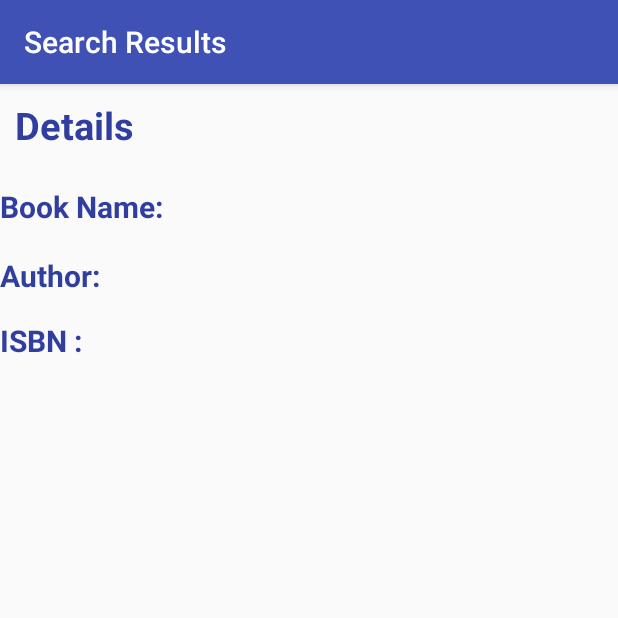
After one commit to manu123shree/Open-Library, an Android app: the SearchDetailsActivity screen opened directly, with no data from a screen before it, on a phone screen of 412 x 824 dp, the top half of it. The commit adds this screen. Run offline under Robolectric (Android 15) with nearby library versions, the phone set to English and light mode, and no system bars; 3 statements that could not run were skipped.

Commit message:
fetch details of the book

```diff
--- a/OpenLibrary/app/src/main/AndroidManifest.xml
+++ b/OpenLibrary/app/src/main/AndroidManifest.xml
@@ -24,6 +24,8 @@
 
         <activity android:name=".view.results.SearchResultsActivity"
             android:screenOrientation="portrait"/>
+        <activity android:name=".view.details.SearchDetailsActivity"
+            android:screenOrientation="portrait"/>
     </application>
 
 </manifest>
--- a/OpenLibrary/app/src/main/java/manu/openlibrary/model/data/Book.java
+++ b/OpenLibrary/app/src/main/java/manu/openlibrary/model/data/Book.java
@@ -25,4 +25,12 @@ public class Book {
         }
         return names.toString();
     }
+    public String getIsbnString() {
+        StringBuilder builder = new StringBuilder();
+        for(String ISBN : ISBNs) {
+             builder.append(ISBN);
+
+        }
+        return builder.toString();
+    }
 }
--- /dev/null
+++ b/OpenLibrary/app/src/main/java/manu/openlibrary/view/details/SearchDetailsActivity.java
@@ -0,0 +1,43 @@
+package manu.openlibrary.view.details;
+
+
+import android.os.Bundle;
+import android.support.v7.app.AppCompatActivity;
+import android.view.View;
+import android.widget.AdapterView;
+import android.widget.ListView;
+import android.widget.TextView;
+import android.widget.Toast;
+
+import java.util.ArrayList;
+
+import manu.openlibrary.R;
+import manu.openlibrary.model.data.Book;
+
+public class SearchDetailsActivity extends AppCompatActivity {
+
+    public static Book book = null;
+
+    private TextView textView;
+    private TextView tvBook;
+    private TextView tvAuthor;
+    private TextView tvIsbn;
+
+
+    @Override
+    protected void onCreate(Bundle savedInstanceState) {
+        super.onCreate(savedInstanceState);
+        setContentView(R.layout.search_details_activity);
+
+        setTitle("Search Results");
+        textView = findViewById(R.id.tvSearchDetails);
+        tvBook = findViewById(R.id.tvBookName);
+        tvAuthor = findViewById(R.id.tvSearchAuthor);
+        tvIsbn = findViewById(R.id.tvSearchIsbn);
+
+       tvBook.setText(book.title);
+       tvAuthor.setText(book.getAuthoNamesString());
+       tvIsbn.setText(book.getIsbnString());
+
+    }
+}
--- a/OpenLibrary/app/src/main/java/manu/openlibrary/view/results/SearchResultsActivity.java
+++ b/OpenLibrary/app/src/main/java/manu/openlibrary/view/results/SearchResultsActivity.java
@@ -1,14 +1,18 @@
 package manu.openlibrary.view.results;
 
 import android.app.ActionBar;
+import android.content.Intent;
 import android.support.v7.app.AppCompatActivity;
 import android.os.Bundle;
+import android.view.View;
+import android.widget.AdapterView;
 import android.widget.ListView;
 
 import java.util.ArrayList;
 
 import manu.openlibrary.R;
 import manu.openlibrary.model.data.Book;
+import manu.openlibrary.view.details.SearchDetailsActivity;
 
 public class SearchResultsActivity extends AppCompatActivity {
 
@@ -29,6 +33,16 @@ public class SearchResultsActivity extends AppCompatActivity {
 
         adapter = new BooksListAdapter(this, books);
         list.setAdapter(adapter);
+
+        list.setOnItemClickListener(new AdapterView.OnItemClickListener() {
+            @Override
+            public void onItemClick(AdapterView<?> adapterView, View view, int i, long l) {
+                SearchDetailsActivity.book = books.get(i);
+                Intent intent = new Intent(getApplicationContext(), SearchDetailsActivity.class);
+                startActivity(intent);
+
+            }
+        } );
     }
 
     @Override
--- /dev/null
+++ b/OpenLibrary/app/src/main/res/layout/search_details_activity.xml
@@ -0,0 +1,58 @@
+<?xml version="1.0" encoding="utf-8"?>
+<RelativeLayout xmlns:android="http://schemas.android.com/apk/res/android"
+
+    xmlns:tools="http://schemas.android.com/tools"
+
+    android:layout_width="match_parent"
+    android:layout_height="match_parent"
+    tools:context=".view.details.SearchDetailsActivity"
+    >
+    <TextView
+        android:id="@+id/tvSearchDetails"
+        android:layout_width="match_parent"
+        android:layout_height="match_parent"
+        android:textColor="@color/colorPrimaryDark"
+        android:paddingLeft="10dp"
+        android:paddingTop="10dp"
+        android:textSize="25sp"
+        android:textStyle="bold"
+        android:text="Details"/>
+
+
+    <TextView
+        android:id="@+id/tvBookName"
+        android:layout_width="match_parent"
+        android:layout_height="wrap_content"
+
+        android:layout_alignParentStart="true"
+        android:layout_alignParentTop="true"
+        android:layout_marginTop="68dp"
+        android:text="Book Name:"
+        android:textColor="@color/colorPrimaryDark"
+        android:textSize="20sp"
+        android:textStyle="bold" />
+
+    <TextView
+        android:id="@+id/tvSearchAuthor"
+        android:layout_width="match_parent"
+        android:layout_height="wrap_content"
+        android:layout_alignParentStart="true"
+        android:layout_alignParentTop="true"
+        android:layout_marginTop="114dp"
+        android:text="Author:"
+        android:textColor="@color/colorPrimaryDark"
+        android:textSize="20sp"
+        android:textStyle="bold" />
+
+    <TextView
+        android:id="@+id/tvSearchIsbn"
+        android:layout_width="match_parent"
+        android:layout_height="wrap_content"
+        android:layout_alignParentStart="true"
+        android:layout_alignParentTop="true"
+        android:layout_marginTop="157dp"
+        android:text="ISBN :"
+        android:textColor="@color/colorPrimaryDark"
+        android:textSize="20sp"
+        android:textStyle="bold" />
+</RelativeLayout>
```
